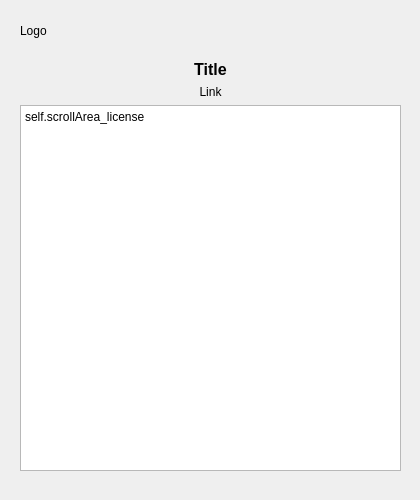
The window that src/resources/ui/license_dialog.ui (jebr/windows-deployment-tool) describes before a commit, drawn with Qt 5.
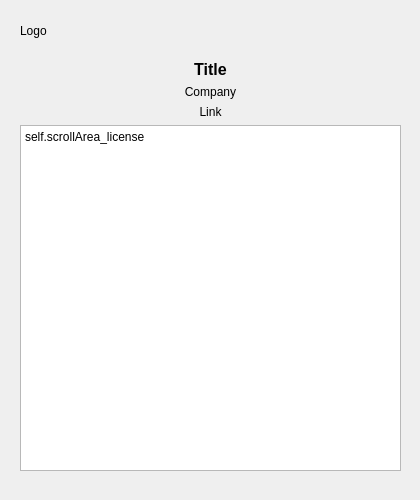
The same window after the commit.

The edit to the form file:
```diff
--- a/src/resources/ui/license_dialog.ui
+++ b/src/resources/ui/license_dialog.ui
@@ -54,6 +54,21 @@
       </property>
      </widget>
     </item>
+    <item>
+     <widget class="QLabel" name="label_info_company">
+      <property name="font">
+       <font>
+        <family>Arial</family>
+       </font>
+      </property>
+      <property name="text">
+       <string>Company</string>
+      </property>
+      <property name="alignment">
+       <set>Qt::AlignCenter</set>
+      </property>
+     </widget>
+    </item>
     <item>
      <widget class="QLabel" name="label_info_link">
       <property name="font">
```
